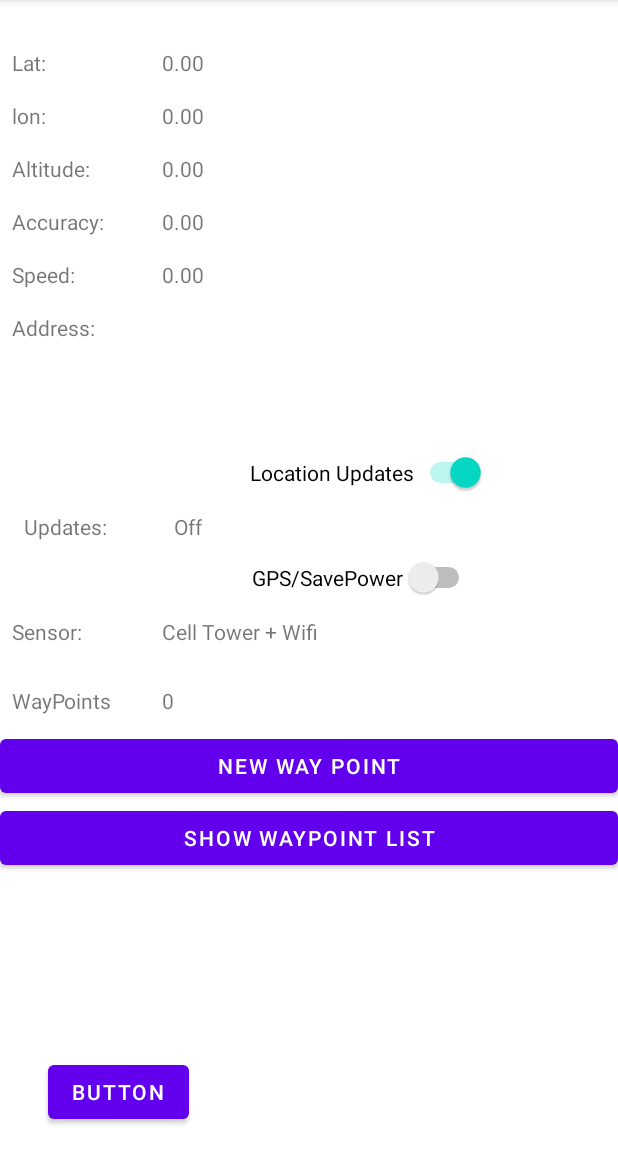
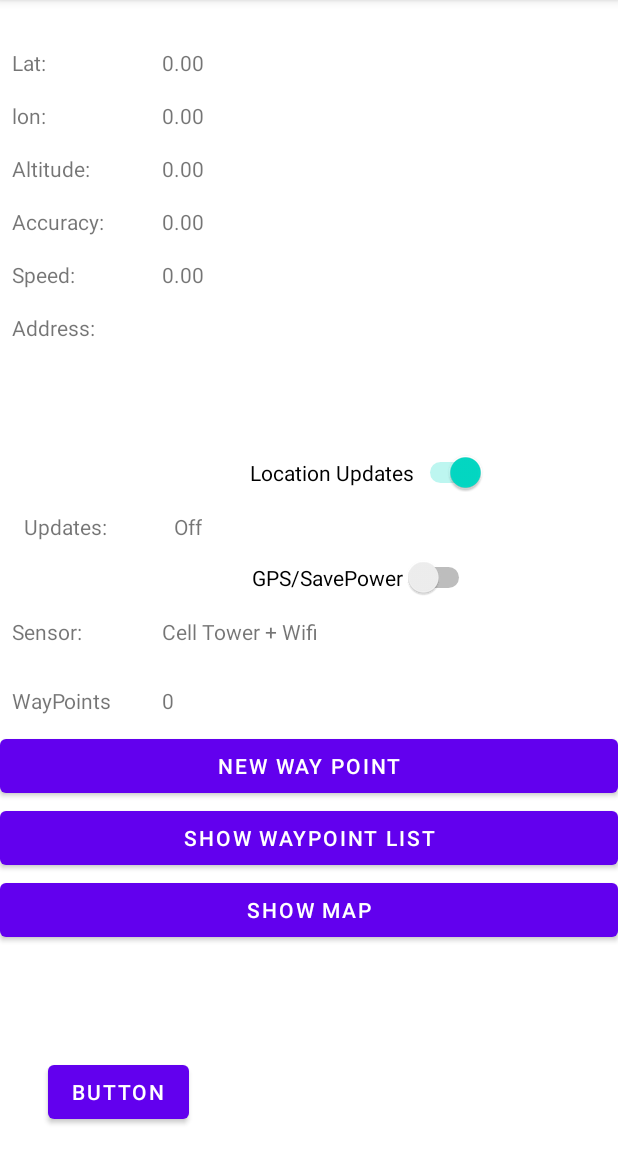
Before and after one commit to radseg/LocationGPS-Key-Alert, an Android app: the screen it shows after launch (MainActivity), on a phone screen of 412 x 824 dp, the part 84-1236 px from its top. Run offline under Robolectric (Android 15) with nearby library versions, the phone set to English and light mode, and no system bars.

Commit message:
新增一個頁面顯示地圖、可以把儲存的地點標上紅點

```diff
--- a/app/build.gradle
+++ b/app/build.gradle
@@ -1,5 +1,6 @@
 plugins {
     id 'com.android.application'
+    id 'com.google.android.libraries.mapsplatform.secrets-gradle-plugin'
 }
 
 android {
@@ -25,6 +26,9 @@ android {
         sourceCompatibility JavaVersion.VERSION_1_8
         targetCompatibility JavaVersion.VERSION_1_8
     }
+    buildFeatures {
+        viewBinding true
+    }
 }
 
 dependencies {
@@ -33,6 +37,7 @@ dependencies {
     implementation 'com.google.android.material:material:1.5.0'
     implementation 'androidx.constraintlayout:constraintlayout:2.1.3'
     implementation 'com.google.android.gms:play-services-location:19.0.1'
+    implementation 'com.google.android.gms:play-services-maps:18.0.2'
     testImplementation 'junit:junit:4.13.2'
     androidTestImplementation 'androidx.test.ext:junit:1.1.3'
     androidTestImplementation 'androidx.test.espresso:espresso-core:3.4.0'
--- a/app/src/main/java/com/example/locationgps/MainActivity.java
+++ b/app/src/main/java/com/example/locationgps/MainActivity.java
@@ -34,7 +34,7 @@ public class MainActivity extends AppCompatActivity {
     TextView tv_lat, tv_lon, tv_altitude, tv_accuracy, tv_speed, tv_sensor, tv_updates, tv_address,tv_wayPointCounts;
     Switch sw_locationsupdates, sw_gps;
     FusedLocationProviderClient fusedLocationProviderClient;
-    Button goto_user_interface,btn_newWaypoint,btn_showWayPointList;
+    Button goto_user_interface,btn_newWaypoint,btn_showWayPointList,btn_showMap;
     boolean updateOn = false;
     Location currentLocation;
     List<Location> savedLocations;
@@ -60,6 +60,7 @@ public class MainActivity extends AppCompatActivity {
         btn_newWaypoint = findViewById(R.id.btn_newWayPoint);
         btn_showWayPointList = findViewById(R.id.btn_showWayPointList);
         tv_wayPointCounts = findViewById(R.id.tv_countOfCrumbs);
+        btn_showMap = findViewById(R.id.btn_showMap);
 
         locationRequest = LocationRequest.create()
                 .setInterval(100)
@@ -89,6 +90,17 @@ public class MainActivity extends AppCompatActivity {
                 MyApplication myApplication = (MyApplication)getApplication();
                 savedLocations = myApplication.getMyLocation();
                 savedLocations.add(currentLocation);
+
+            }
+        });
+
+
+        btn_showMap.setOnClickListener(new View.OnClickListener() {
+            @Override
+            public void onClick(View v) {
+                Intent intent = new Intent();
+                intent.setClass(MainActivity.this, MapsActivity.class);
+                startActivity(intent);
 
             }
         });
--- a/app/src/main/res/layout/activity_main.xml
+++ b/app/src/main/res/layout/activity_main.xml
@@ -36,6 +36,16 @@
         app:layout_constraintHorizontal_bias="1.0"
         app:layout_constraintStart_toStartOf="parent"
         app:layout_constraintTop_toBottomOf="@+id/btn_newWayPoint" />
+
+    <Button
+        android:id="@+id/btn_showMap"
+        android:layout_width="0dp"
+        android:layout_height="wrap_content"
+        android:text="Show Map"
+        app:layout_constraintEnd_toEndOf="parent"
+        app:layout_constraintHorizontal_bias="1.0"
+        app:layout_constraintStart_toStartOf="parent"
+        app:layout_constraintTop_toBottomOf="@+id/btn_showWayPointList" />
 
     <Switch
         android:id="@+id/sw_locationsupdates"
--- a/app/src/main/res/values/strings.xml
+++ b/app/src/main/res/values/strings.xml
@@ -1,5 +1,6 @@
 <resources>
     <string name="app_name">LocationGPS</string>
+    <string name="title_activity_maps">MapsActivity</string>
     <string-array name="常用地點">
         <item>無</item>
         <item>我家</item>
--- a/build.gradle
+++ b/build.gradle
@@ -2,6 +2,7 @@
 plugins {
     id 'com.android.application' version '7.1.3' apply false
     id 'com.android.library' version '7.1.3' apply false
+    id 'com.google.android.libraries.mapsplatform.secrets-gradle-plugin' version '2.0.0' apply false
 }
 
 task clean(type: Delete) {
```
Also changed, not shown: app/src/main/AndroidManifest.xml (+22 -2 lines), app/src/main/java/com/example/locationgps/MapsActivity.java (added, +69 -0 lines), app/src/main/res/layout/activity_maps.xml (added, +9 -0 lines).
